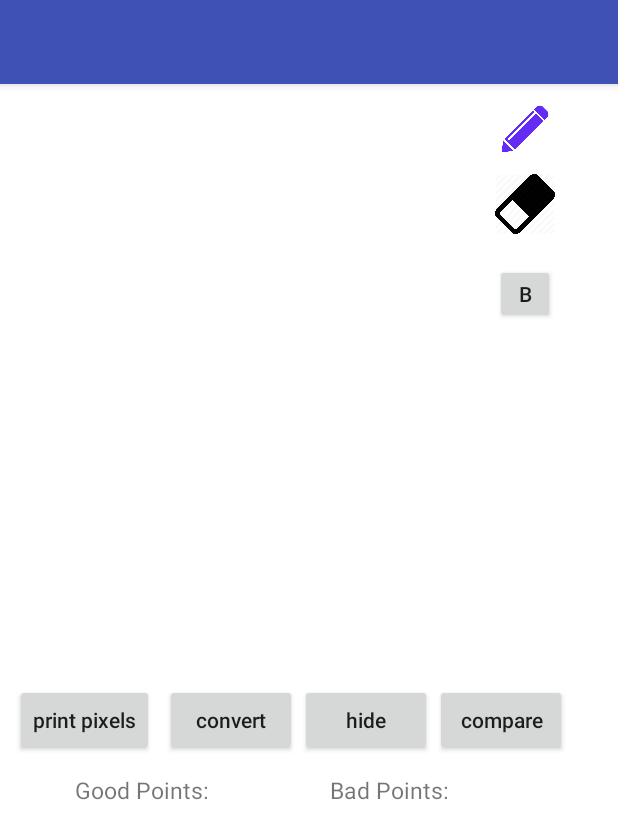
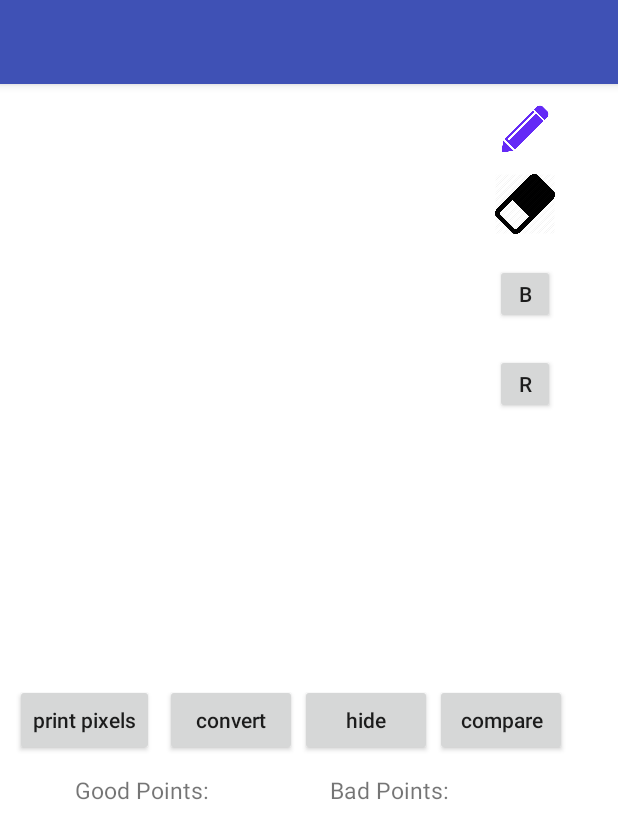
Before and after one commit to zakiva/Santa, an Android app: the Draw screen opened directly, with no data from a screen before it, on a phone screen of 412 x 824 dp. Shown: the top 839 px of the screen. Run offline under Robolectric (Android 15) with nearby library versions, the phone set to English and light mode, and no system bars.

Commit message:
Add restart draw button

```diff
--- a/app/src/main/java/com/example/zakiva/santa/Draw.java
+++ b/app/src/main/java/com/example/zakiva/santa/Draw.java
@@ -117,4 +117,8 @@ public class Draw extends AppCompatActivity {
         int [][] m = Drawing.convertBitmapToMatrix(b);
         Drawing.printMatrix(m);
     }
+
+    public void restartButtonClicked(View view) {
+        ((MainDrawingView) v).restartDrawing();
+    }
 }
--- a/app/src/main/res/layout/activity_draw.xml
+++ b/app/src/main/res/layout/activity_draw.xml
@@ -117,6 +117,16 @@
         android:layout_below="@id/title"
         android:layout_marginTop="120dp" />
 
+    <Button
+        android:layout_width="40dp"
+        android:layout_height="40dp"
+        android:text="r"
+        android:tag="0"
+        android:id="@+id/restart"
+        android:layout_marginLeft="330dp"
+        android:onClick="restartButtonClicked"
+        android:layout_marginTop="180dp" />
+
 
 
     <ImageView
```
Also changed, not shown: app/src/main/java/com/example/zakiva/santa/DrawingGame.java (+35 -0 lines), app/src/main/java/com/example/zakiva/santa/Models/MainDrawingView.java (+16 -4 lines), app/src/main/res/layout/activity_drawing_game.xml (+15 -1 lines), app/src/main/res/drawable/restart_icon.png (added).
